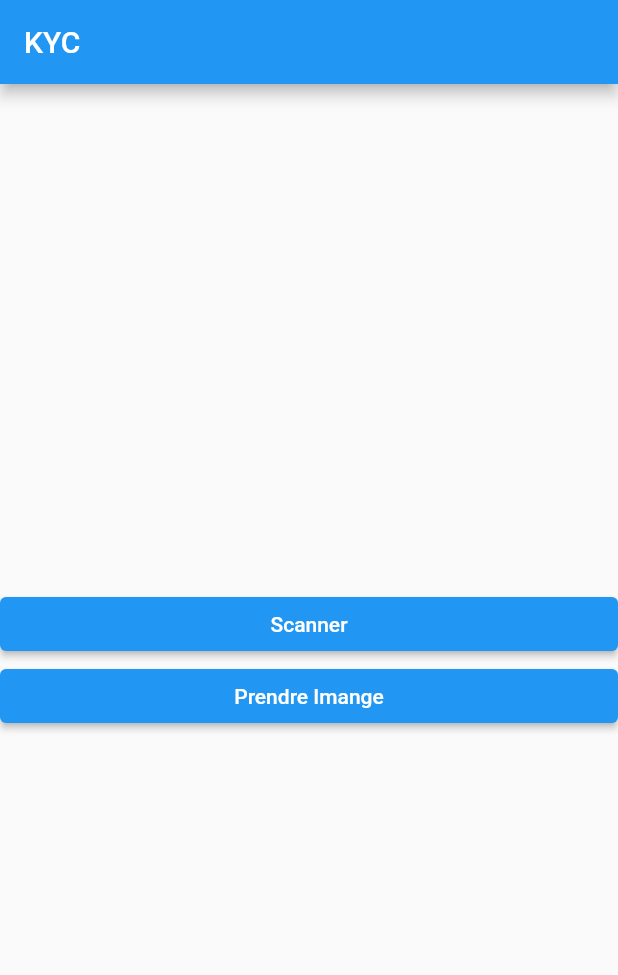
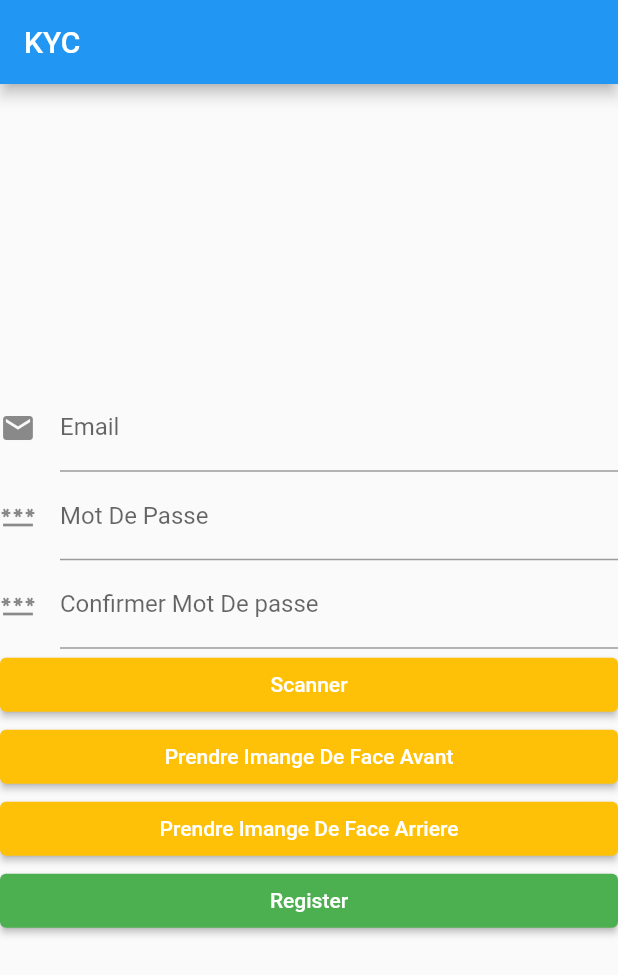
Before and after one commit to MedLemineMbedah/Mrz_Flutter, a Flutter app: the screen it shows after launch, on a phone screen of 412 x 824 dp. Shown: the top 975 px of the screen. Run offline on Flutter 3.47's test engine with Material 2 defaults, Android fonts, the phone set to English and light mode, and no system bars; our stand-ins replace dio; missing offline and left inert: flutter_mrz_scanner, images_picker.

Commit message:
push avant la separation de Widget

```diff
--- a/lib/main.dart
+++ b/lib/main.dart
@@ -1,6 +1,9 @@
-//import 'package:flutter/material.dart';
+// ignore_for_file: unnecessary_new, prefer_const_constructors, duplicate_ignore, unused_import, prefer_const_constructors_in_immutables, unused_local_variable, avoid_print
+
+// ignore: unused_import
 import 'dart:io';
 
+// ignore: unused_import
 import 'package:dio/dio.dart';
 import 'package:flutter/material.dart';
 import 'dart:async';
@@ -9,6 +12,7 @@ import 'package:flutter_mrz_scanner/flutter_mrz_scanner.dart';
 
 void main() => runApp(new MyApp());
 
+// ignore: use_key_in_widget_constructors
 class MyApp extends StatelessWidget {
   @override
   Widget build(BuildContext context) {
@@ -16,19 +20,23 @@ class MyApp extends StatelessWidget {
       MyItemsPage.routeName: (BuildContext context) =>
           new MyItemsPage(title: "MyItemsPage"),
     };
+    // ignore: unnecessary_new
     return new MaterialApp(
       debugShowCheckedModeBanner: false,
       title: 'Flutter Demo',
-      theme: new ThemeData(
-        primarySwatch: Colors.blue,
-      ),
+      // theme: new ThemeData(
+      //   primarySwatch: Colors.blue,
+      // ),
       home: new MyHomePage(title: 'KYC'),
       routes: routes,
+      theme: ThemeData(),
+      darkTheme: ThemeData.dark(),
     );
   }
 }
 
 class MyHomePage extends StatefulWidget {
+  // ignore: prefer_const_constructors_in_immutables
   MyHomePage({Key? key, required this.title}) : super(key: key);
 
   final String title;
@@ -41,6 +49,7 @@ class _MyHomePageState extends State<MyHomePage> {
   String? path;
   bool isParsed = false;
   MRZController? controller;
+  bool isEnable = false;
 
   @override
   void initState() {
@@ -49,14 +58,74 @@ class _MyHomePageState extends State<MyHomePage> {
 
   @override
   Widget build(BuildContext context) {
-    var button_Prendre_Imange = new ElevatedButton(
-      child: Text('Prendre Imange'),
+    //Forms
+    var formEmail = new Form(
+        child: TextField(
+            decoration: const InputDecoration(
+      // ignore: unnecessary_const
+      icon: const Icon(Icons.mail),
+      hintText: 'Entrer Votre Email ',
+      labelText: 'Email',
+    )));
+    var formPassword = new Form(
+        child: TextField(
+            decoration: const InputDecoration(
+      // ignore: unnecessary_const
+      icon: const Icon(Icons.password),
+      hintText: 'Entrer Votre Mot De Passe ',
+      labelText: 'Mot De Passe',
+    )));
+    var formConfirmPassword = new Form(
+        child: TextField(
+            decoration: const InputDecoration(
+      // ignore: unnecessary_const
+      icon: const Icon(Icons.password),
+      hintText: 'Confirmer Mot De passe',
+      labelText: 'Confirmer Mot De passe',
+    )));
+
+    ///Button
+    // ignore: non_constant_identifier_names, duplicate_ignore
+    var button_Prendre_Imange_Av = new ElevatedButton(
+      // ignore: prefer_const_constructors
+      child: Text('Prendre Imange De Face Avant'),
       onPressed: () async {
         _bottomSheet(context);
       },
+      style: ElevatedButton.styleFrom(
+        primary: Colors.amber, // Background color
+      ),
     );
-    var button_Scanner =
-        new ElevatedButton(child: Text('Scanner'), onPressed: _onButtonPressed);
+    // ignore: non_constant_identifier_names
+    var button_Prendre_Imange_Ar = new ElevatedButton(
+      // ignore: prefer_const_constructors
+      child: Text('Prendre Imange De Face Arriere'),
+      onPressed: () async {
+        _bottomSheet(context);
+      },
+      style: ElevatedButton.styleFrom(
+        primary: Colors.amber,
+        // Background color
+      ),
+    );
+    // ignore: non_constant_identifier_names
+    var button_Scanner = new ElevatedButton(
+      // ignore: prefer_const_constructors
+      child: Text('Scanner'),
+      onPressed: _onButtonPressed,
+      style: ElevatedButton.styleFrom(
+        primary: Colors.amber, // Background color
+      ),
+    );
+    // ignore: non_constant_identifier_names
+    var button_Valider = new ElevatedButton(
+      onPressed: _onButtonPressed,
+      // ignore: prefer_const_constructors
+      child: Text('Register'),
+      style: ElevatedButton.styleFrom(
+        primary: Colors.green, // Background color
+      ),
+    );
 
     return new Scaffold(
       appBar: new AppBar(
@@ -65,7 +134,15 @@ class _MyHomePageState extends State<MyHomePage> {
       body: new Column(
         mainAxisAlignment: MainAxisAlignment.center,
         crossAxisAlignment: CrossAxisAlignment.stretch,
-        children: <Widget>[button_Scanner, button_Prendre_Imange],
+        children: <Widget>[
+          formEmail,
+          formPassword,
+          formConfirmPassword,
+          button_Scanner,
+          button_Prendre_Imange_Av,
+          button_Prendre_Imange_Ar,
+          button_Valider
+        ],
       ),
     );
   }
@@ -75,6 +152,7 @@ class _MyHomePageState extends State<MyHomePage> {
         context: context,
         builder: (BuildContext c) {
           return Wrap(children: <Widget>[
+            // ignore: avoid_unnecessary_containers
             Container(
               child: Column(
                 crossAxisAlignment: CrossAxisAlignment.center,
@@ -151,6 +229,7 @@ class _MyItemsPageState extends State<MyItemsPage> {
     );
   }
 
+  // ignore: unused_element
   void _onFloatingActionButtonPressed() {}
 
   void _onButtonPressed() {
@@ -170,7 +249,9 @@ class _MyItemsPageState extends State<MyItemsPage> {
         return;
       }
       isParsed = true;
-
+      if (result.documentType == 'I') {
+        setState(() {});
+      }
       await showDialog<void>(
           context: context,
           builder: (context) => AlertDialog(
@@ -199,7 +280,6 @@ class _MyItemsPageState extends State<MyItemsPage> {
               )));
     };
     controller.onError = (error) => print(error);
-
     controller.startPreview();
   }
 }
```
